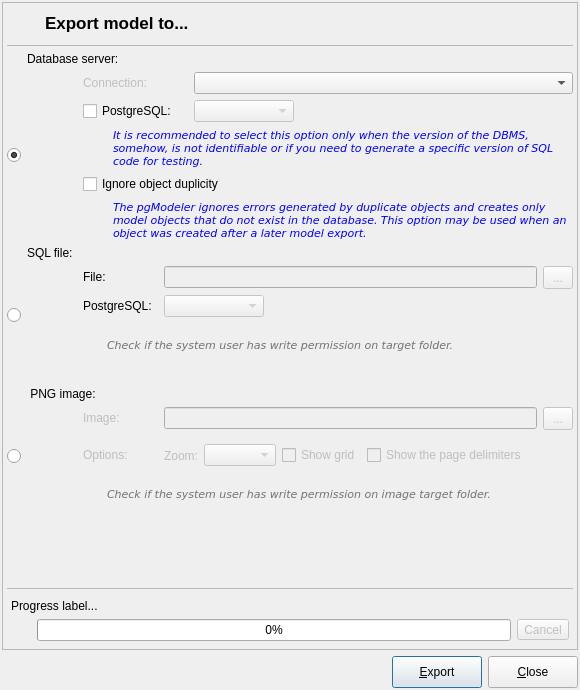
Before: the Qt Designer form libpgmodeler_ui/ui/modelexportform.ui in pgmodeler/pgmodeler, drawn with Qt 5.
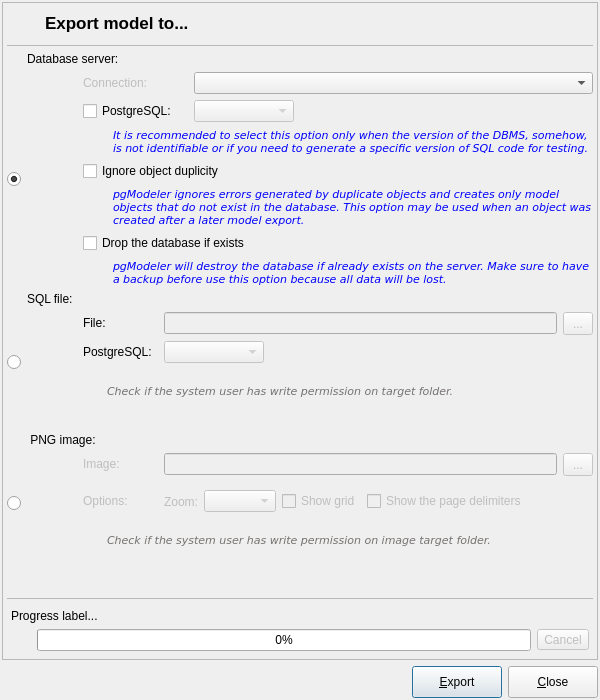
After: the same form once the commit is applied. Icons and pictures are not drawn.

Commit message: Added an option to drop database before a export process.

The edit to the form file:
```diff
--- a/libpgmodeler_ui/ui/modelexportform.ui
+++ b/libpgmodeler_ui/ui/modelexportform.ui
@@ -9,8 +9,8 @@
    <rect>
     <x>0</x>
     <y>0</y>
-    <width>580</width>
-    <height>690</height>
+    <width>600</width>
+    <height>700</height>
    </rect>
   </property>
   <property name="sizePolicy">
@@ -21,14 +21,14 @@
   </property>
   <property name="minimumSize">
    <size>
-    <width>580</width>
-    <height>600</height>
+    <width>600</width>
+    <height>620</height>
    </size>
   </property>
   <property name="maximumSize">
    <size>
-    <width>580</width>
-    <height>690</height>
+    <width>600</width>
+    <height>700</height>
    </size>
   </property>
   <property name="windowTitle">
@@ -345,7 +345,7 @@
         <item row="1" column="0" rowspan="4">
          <widget class="QRadioButton" name="export_to_img_rb">
           <property name="sizePolicy">
-           <sizepolicy hsizetype="Fixed" vsizetype="Fixed">
+           <sizepolicy hsizetype="Fixed" vsizetype="Expanding">
             <horstretch>0</horstretch>
             <verstretch>0</verstretch>
            </sizepolicy>
@@ -529,7 +529,7 @@
            <bool>false</bool>
           </property>
           <property name="sizePolicy">
-           <sizepolicy hsizetype="Fixed" vsizetype="Fixed">
+           <sizepolicy hsizetype="Fixed" vsizetype="Expanding">
             <horstretch>0</horstretch>
             <verstretch>0</verstretch>
            </sizepolicy>
@@ -629,7 +629,7 @@
         <item row="1" column="0" rowspan="3">
          <widget class="QRadioButton" name="export_to_file_rb">
           <property name="sizePolicy">
-           <sizepolicy hsizetype="Fixed" vsizetype="Fixed">
+           <sizepolicy hsizetype="Fixed" vsizetype="Expanding">
             <horstretch>0</horstretch>
             <verstretch>0</verstretch>
            </sizepolicy>
@@ -886,40 +886,6 @@
           </property>
          </widget>
         </item>
-        <item row="1" column="1" rowspan="4">
-         <widget class="QLabel" name="modelo_sgbd">
-          <property name="enabled">
-           <bool>true</bool>
-          </property>
-          <property name="sizePolicy">
-           <sizepolicy hsizetype="Fixed" vsizetype="Expanding">
-            <horstretch>0</horstretch>
-            <verstretch>0</verstretch>
-           </sizepolicy>
-          </property>
-          <property name="minimumSize">
-           <size>
-            <width>50</width>
-            <height>100</height>
-           </size>
-          </property>
-          <property name="maximumSize">
-           <size>
-            <width>50</width>
-            <height>16777215</height>
-           </size>
-          </property>
-          <property name="text">
-           <string/>
-          </property>
-          <property name="pixmap">
-           <pixmap resource="../res/resources.qrc">:/imagens/imagens/model2sgdb.png</pixmap>
-          </property>
-          <property name="alignment">
-           <set>Qt::AlignCenter</set>
-          </property>
-         </widget>
-        </item>
         <item row="2" column="2" colspan="2">
          <widget class="QCheckBox" name="pgsqlvers_chk">
           <property name="enabled">
@@ -986,25 +952,6 @@
           </property>
          </spacer>
         </item>
-        <item row="1" column="0" rowspan="4">
-         <widget class="QRadioButton" name="export_to_dbms_rb">
-          <property name="enabled">
-           <bool>true</bool>
-          </property>
-          <property name="sizePolicy">
-           <sizepolicy hsizetype="Fixed" vsizetype="Fixed">
-            <horstretch>0</horstretch>
-            <verstretch>0</verstretch>
-           </sizepolicy>
-          </property>
-          <property name="text">
-           <string/>
-          </property>
-          <property name="checked">
-           <bool>true</bool>
-          </property>
-         </widget>
-        </item>
         <item row="3" column="2" colspan="4">
          <layout class="QHBoxLayout" name="horizontalLayout_3">
           <item>
@@ -1130,6 +1077,12 @@
               <property name="enabled">
                <bool>true</bool>
               </property>
+              <property name="sizePolicy">
+               <sizepolicy hsizetype="Preferred" vsizetype="Preferred">
+                <horstretch>0</horstretch>
+                <verstretch>0</verstretch>
+               </sizepolicy>
+              </property>
               <property name="palette">
                <palette>
                 <active>
@@ -1175,7 +1128,7 @@
                </font>
               </property>
               <property name="text">
-               <string>The pgModeler ignores errors generated by duplicate objects and creates only model objects that do not exist in the database. This option may be used when an object was created after a later model export.</string>
+               <string>pgModeler ignores errors generated by duplicate objects and creates only model objects that do not exist in the database. This option may be used when an object was created after a later model export.</string>
               </property>
               <property name="textFormat">
                <enum>Qt::PlainText</enum>
@@ -1203,6 +1156,169 @@
           </property>
          </widget>
         </item>
+        <item row="5" column="2" colspan="4">
+         <layout class="QVBoxLayout" name="verticalLayout_3">
+          <item>
+           <layout class="QHBoxLayout" name="horizontalLayout_12">
+            <item>
+             <widget class="QCheckBox" name="drop_db_chk">
+              <property name="enabled">
+               <bool>true</bool>
+              </property>
+              <property name="sizePolicy">
+               <sizepolicy hsizetype="Expanding" vsizetype="Fixed">
+                <horstretch>0</horstretch>
+                <verstretch>0</verstretch>
+               </sizepolicy>
+              </property>
+              <property name="text">
+               <string>Drop the database if exists</string>
+              </property>
+             </widget>
+            </item>
+           </layout>
+          </item>
+          <item>
+           <layout class="QHBoxLayout" name="horizontalLayout_13">
+            <item>
+             <spacer name="horizontalSpacer_8">
+              <property name="orientation">
+               <enum>Qt::Horizontal</enum>
+              </property>
+              <property name="sizeType">
+               <enum>QSizePolicy::Fixed</enum>
+              </property>
+              <property name="sizeHint" stdset="0">
+               <size>
+                <width>30</width>
+                <height>20</height>
+               </size>
+              </property>
+             </spacer>
+            </item>
+            <item>
+             <widget class="QLabel" name="hint4_lbl">
+              <property name="enabled">
+               <bool>true</bool>
+              </property>
+              <property name="sizePolicy">
+               <sizepolicy hsizetype="Preferred" vsizetype="Expanding">
+                <horstretch>0</horstretch>
+                <verstretch>0</verstretch>
+               </sizepolicy>
+              </property>
+              <property name="palette">
+               <palette>
+                <active>
+                 <colorrole role="WindowText">
+                  <brush brushstyle="SolidPattern">
+                   <color alpha="255">
+                    <red>0</red>
+                    <green>0</green>
+                    <blue>255</blue>
+                   </color>
+                  </brush>
+                 </colorrole>
+                </active>
+                <inactive>
+                 <colorrole role="WindowText">
+                  <brush brushstyle="SolidPattern">
+                   <color alpha="255">
+                    <red>0</red>
+                    <green>0</green>
+                    <blue>255</blue>
+                   </color>
+                  </brush>
+                 </colorrole>
+                </inactive>
+                <disabled>
+                 <colorrole role="WindowText">
+                  <brush brushstyle="SolidPattern">
+                   <color alpha="255">
+                    <red>117</red>
+                    <green>114</green>
+                    <blue>112</blue>
+                   </color>
+                  </brush>
+                 </colorrole>
+                </disabled>
+               </palette>
+              </property>
+              <property name="font">
+               <font>
+                <family>DejaVu Sans</family>
+                <pointsize>8</pointsize>
+                <italic>true</italic>
+               </font>
+              </property>
+              <property name="text">
+               <string>pgModeler will destroy the database if already exists on the server. Make sure to have a backup before use this option because all data will be lost.</string>
+              </property>
+              <property name="textFormat">
+               <enum>Qt::PlainText</enum>
+              </property>
+              <property name="wordWrap">
+               <bool>true</bool>
+              </property>
+             </widget>
+            </item>
+           </layout>
+          </item>
+         </layout>
+        </item>
+        <item row="1" column="1" rowspan="5">
+         <widget class="QLabel" name="modelo_sgbd">
+          <property name="enabled">
+           <bool>true</bool>
+          </property>
+          <property name="sizePolicy">
+           <sizepolicy hsizetype="Fixed" vsizetype="Expanding">
+            <horstretch>0</horstretch>
+            <verstretch>0</verstretch>
+           </sizepolicy>
+          </property>
+          <property name="minimumSize">
+           <size>
+            <width>50</width>
+            <height>100</height>
+           </size>
+          </property>
+          <property name="maximumSize">
+           <size>
+            <width>50</width>
+            <height>16777215</height>
+           </size>
+          </property>
+          <property name="text">
+           <string/>
+          </property>
+          <property name="pixmap">
+           <pixmap resource="../res/resources.qrc">:/imagens/imagens/model2sgdb.png</pixmap>
+          </property>
+          <property name="alignment">
+           <set>Qt::AlignCenter</set>
+          </property>
+         </widget>
+        </item>
+        <item row="1" column="0" rowspan="5">
+         <widget class="QRadioButton" name="export_to_dbms_rb">
+          <property name="enabled">
+           <bool>true</bool>
+          </property>
+          <property name="sizePolicy">
+           <sizepolicy hsizetype="Fixed" vsizetype="Expanding">
+            <horstretch>0</horstretch>
+            <verstretch>0</verstretch>
+           </sizepolicy>
+          </property>
+          <property name="text">
+           <string/>
+          </property>
+          <property name="checked">
+           <bool>true</bool>
+          </property>
+         </widget>
+        </item>
        </layout>
       </item>
       <item row="1" column="0" colspan="2">
```
Left out of the diff: 4 changed lines with no effect on the pictures. The commit also changes 7 other files.
